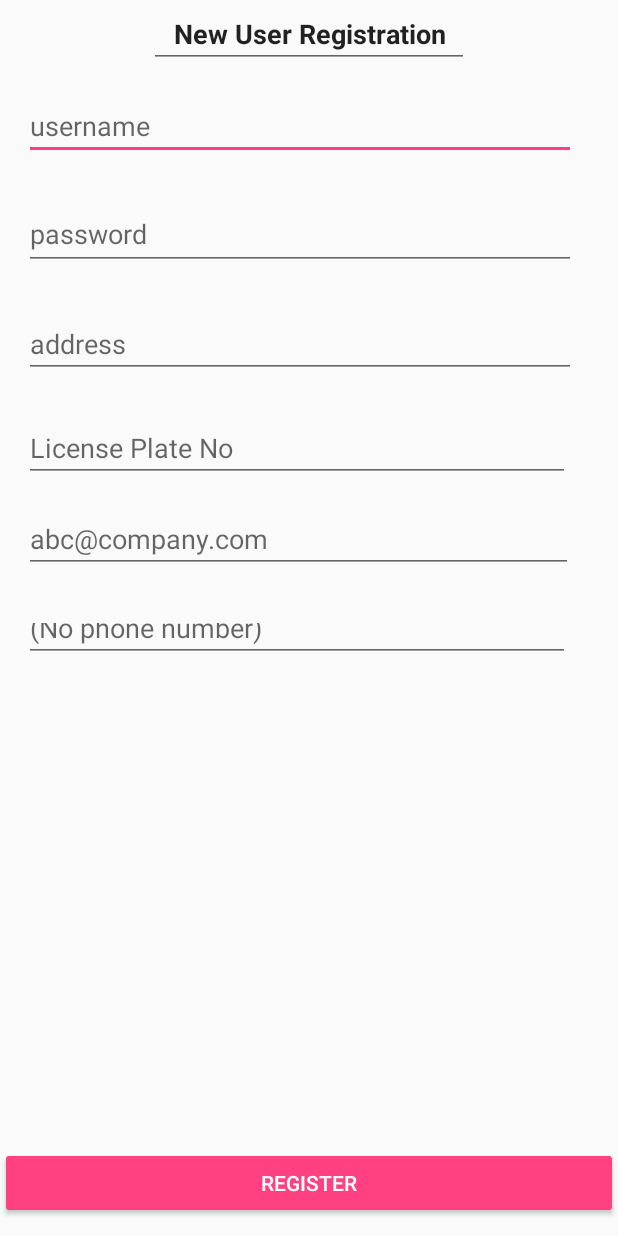
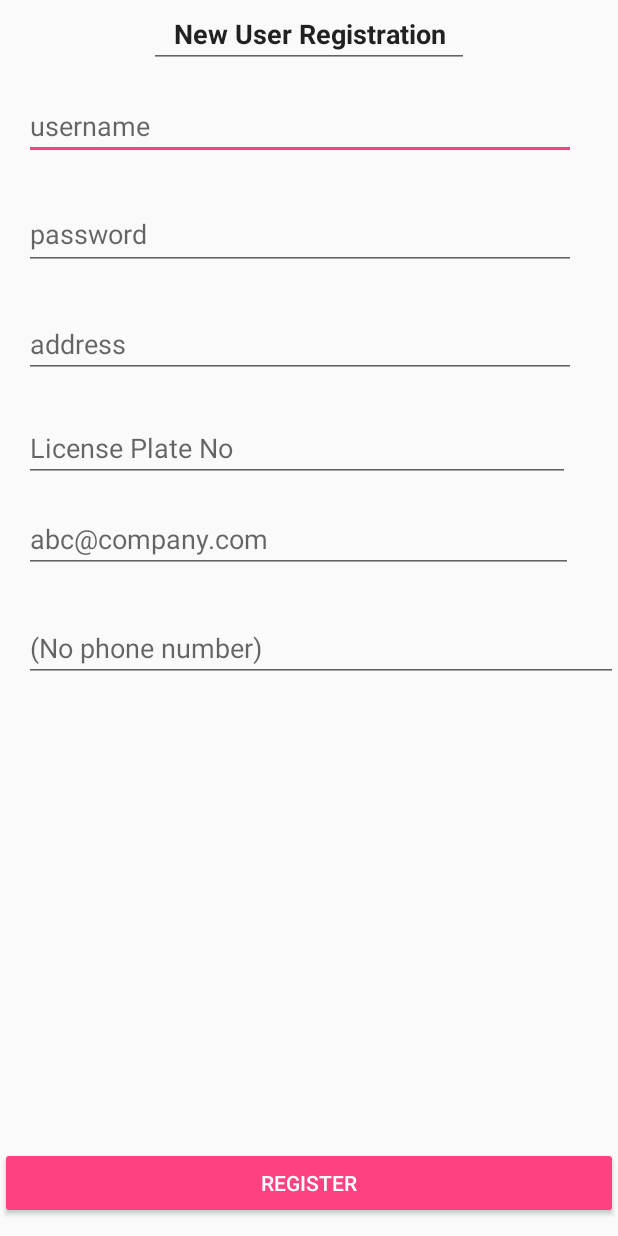
Before and after one commit to sanaltsk/smart-lamp, an Android app: the RegisterActivity screen opened directly, with no data from a screen before it, on a phone screen of 412 x 824 dp. Run offline under Robolectric (Android 15) with nearby library versions, the phone set to English and light mode, and no system bars; our stand-ins replace Volley; network calls fail.

Commit message:
fix registeractivity looks

```diff
--- a/app/src/main/java/com/example/sanal/smartlamp/LoginActivity.java
+++ b/app/src/main/java/com/example/sanal/smartlamp/LoginActivity.java
@@ -124,6 +124,14 @@ public class LoginActivity extends AppCompatActivity implements LocationListener
                 queue.add(r);
             }
         });
+
+        registerLink.setOnClickListener(new View.OnClickListener() {
+            @Override
+            public void onClick(View v) {
+                Intent intent = new Intent(LoginActivity.this, RegisterActivity.class);
+                LoginActivity.this.startActivity(intent);
+            }
+        });
     }
 
     @Override
--- a/app/src/main/java/com/example/sanal/smartlamp/RegisterActivity.java
+++ b/app/src/main/java/com/example/sanal/smartlamp/RegisterActivity.java
@@ -19,8 +19,6 @@ public class RegisterActivity extends AppCompatActivity {
 
     @Override
     protected void onCreate(Bundle savedInstanceState) {
-        super.onCreate(savedInstanceState);
-        setContentView(R.layout.activity_register);
         super.onCreate(savedInstanceState);
         setContentView(R.layout.activity_register);
 //        new NukeSSLCerts().nuke();
--- a/app/src/main/res/layout/activity_register.xml
+++ b/app/src/main/res/layout/activity_register.xml
@@ -19,8 +19,8 @@
         app:layout_constraintTop_toBottomOf="@+id/etName"
         android:layout_marginTop="11dp"
         android:layout_below="@+id/etName"
-        android:layout_alignLeft="@+id/etPhone"
-        android:layout_alignStart="@+id/etPhone" />
+        android:layout_toRightOf="@+id/etName"
+        android:layout_toEndOf="@+id/etName" />
 
     <EditText
         android:id="@+id/etPassword"
@@ -115,23 +115,6 @@
         android:layout_marginTop="17dp" />
 
     <EditText
-        android:id="@+id/etPhone"
-        android:layout_width="364dp"
-        android:layout_height="36dp"
-        android:ems="10"
-        android:hint="@android:string/emptyPhoneNumber"
-        android:inputType="phone"
-        app:layout_constraintLeft_toLeftOf="@+id/etLicense"
-        app:layout_constraintRight_toRightOf="@+id/etLicense"
-        app:layout_constraintHorizontal_bias="1.0"
-        app:layout_constraintTop_toBottomOf="@+id/etLicense"
-        android:layout_below="@+id/etMail"
-        android:layout_toRightOf="@+id/etName"
-        android:layout_marginTop="23dp"
-        android:layout_alignRight="@+id/etLicense"
-        android:layout_alignEnd="@+id/etLicense" />
-
-    <EditText
         android:id="@+id/editText2"
         android:layout_width="wrap_content"
         android:layout_height="wrap_content"
@@ -143,4 +126,15 @@
         android:layout_alignParentTop="true"
         android:layout_centerHorizontal="true" />
 
+    <EditText
+        android:id="@+id/editText3"
+        android:layout_width="match_parent"
+        android:layout_height="wrap_content"
+        android:layout_below="@+id/etMail"
+        android:layout_marginTop="27dp"
+        android:layout_toRightOf="@+id/etName"
+        android:ems="10"
+        android:hint="@android:string/emptyPhoneNumber"
+        android:inputType="phone" />
+
 </RelativeLayout>
```
